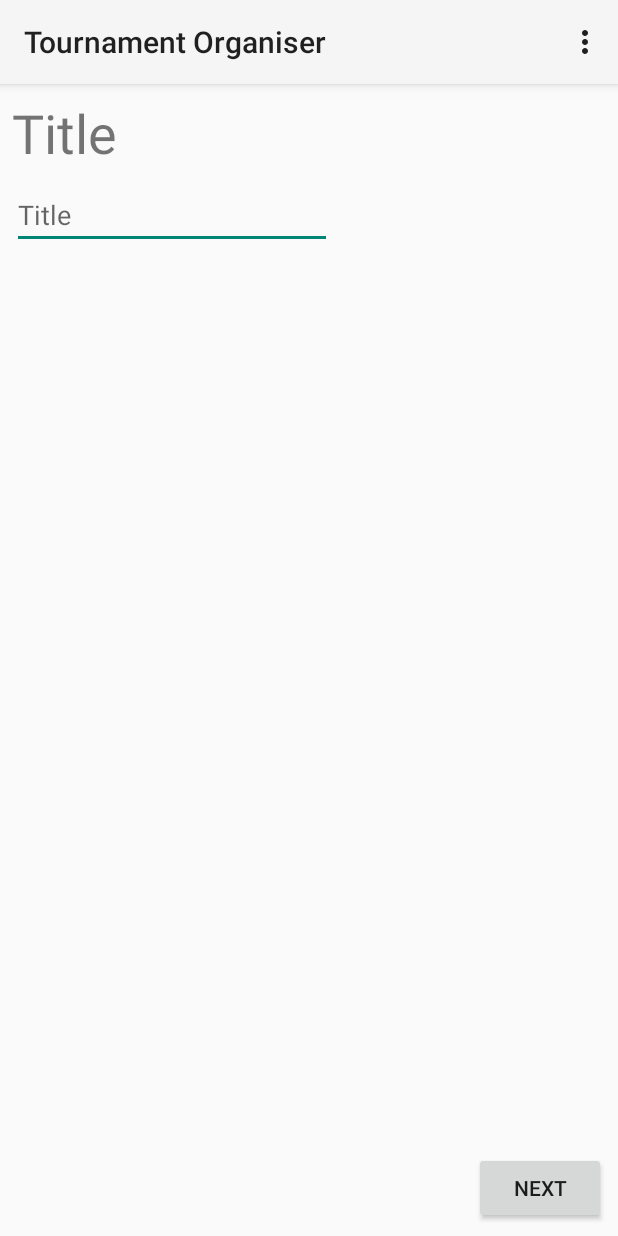
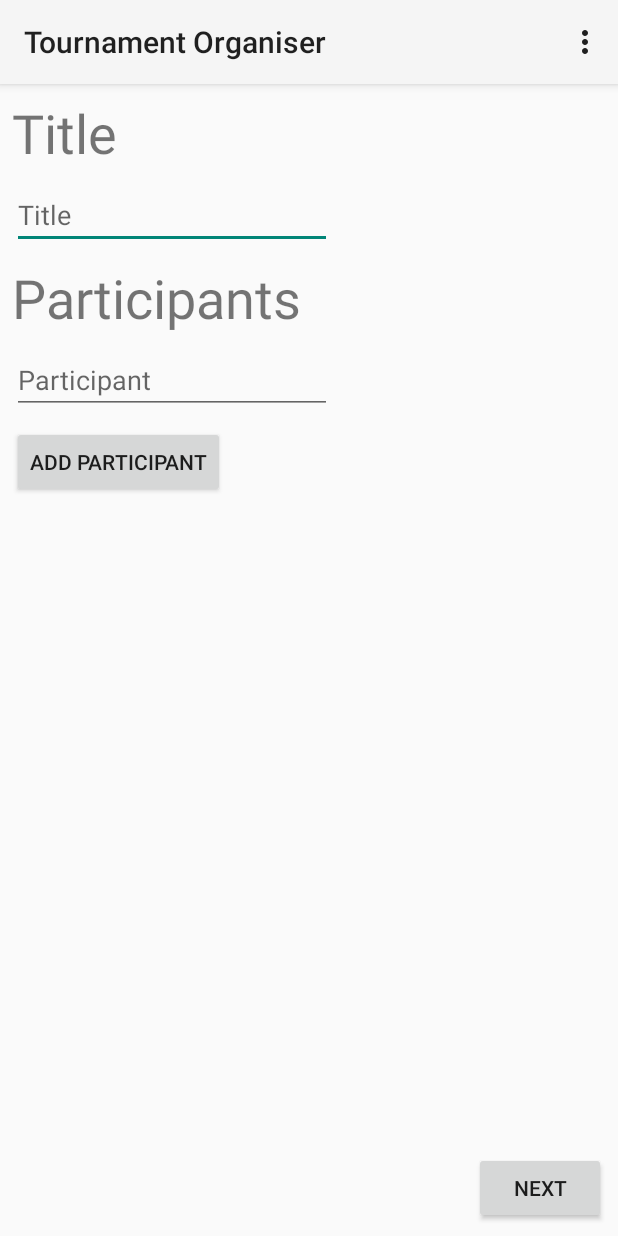
Before and after one commit to Phyrik/AndroidTournamentOrganiser, an Android app: the NewTournamentPart1 screen opened directly, with no data from a screen before it, on a phone screen of 412 x 824 dp. Run offline under Robolectric (Android 15) with nearby library versions, the light colour scheme and no system bars.

```diff
--- a/app/build.gradle
+++ b/app/build.gradle
@@ -30,4 +30,5 @@ dependencies {
     testImplementation 'junit:junit:4.12'
     androidTestImplementation 'com.android.support.test:runner:1.0.2'
     androidTestImplementation 'com.android.support.test.espresso:espresso-core:3.0.2'
+    implementation 'com.android.support:design:28.0.0'
 }
--- a/app/src/main/java/com/example/buchanan/tournamentorganiser/NewTournamentPart1.kt
+++ b/app/src/main/java/com/example/buchanan/tournamentorganiser/NewTournamentPart1.kt
@@ -1,15 +1,15 @@
 package com.example.buchanan.tournamentorganiser
 
-import android.content.Context
 import android.content.Intent
 import android.support.v7.app.AppCompatActivity
 import android.os.Bundle
 import android.view.Menu
 import android.view.MenuItem
+import android.view.View
 import android.widget.Button
 import android.widget.EditText
+import android.widget.LinearLayout
 import java.io.File
-import java.io.FileOutputStream
 
 class NewTournamentPart1 : AppCompatActivity() {
 
@@ -18,10 +18,9 @@ class NewTournamentPart1 : AppCompatActivity() {
         setContentView(R.layout.activity_new_tournament_part1)
         setSupportActionBar(findViewById(R.id.my_toolbar))
 
-        val titleEditText = findViewById<EditText>(R.id.editText)
-        val button2 = findViewById<Button>(R.id.nextButton)
-
-        button2.setOnClickListener {
+        val titleEditText = findViewById<EditText>(R.id.title_edittext)
+        val nextButton = findViewById<Button>(R.id.next_button)
+        nextButton.setOnClickListener {
             val titleString = titleEditText.text.toString()
             val intent = Intent(this, ViewTournament::class.java)
             val fileName = "title"
@@ -31,6 +30,17 @@ class NewTournamentPart1 : AppCompatActivity() {
             titleFile.appendText(titleString)
             intent.putExtra("title", titleString)
             startActivity(intent)
+        }
+
+        val participantLinearLayout = findViewById<LinearLayout>(R.id.participants_linearlayout)
+        val addParticipantButton = findViewById<Button>(R.id.add_participant_button)
+        var numberOfParticipants = 1
+        addParticipantButton.setOnClickListener {
+            numberOfParticipants++
+            val participantEditText = EditText(this)
+            participantEditText.hint = getString(R.string.participant)
+            participantEditText.id = View.generateViewId()
+            participantLinearLayout.addView(participantEditText)
         }
     }
 
--- a/app/src/main/res/layout/activity_new_tournament_part1.xml
+++ b/app/src/main/res/layout/activity_new_tournament_part1.xml
@@ -19,22 +19,69 @@
             android:text="@string/title"
             android:layout_width="wrap_content"
             android:layout_height="wrap_content"
-            android:id="@+id/textView" android:layout_marginTop="8dp"
+            android:id="@+id/title_textview" android:layout_marginTop="8dp"
             app:layout_constraintTop_toBottomOf="@+id/my_toolbar" app:layout_constraintStart_toStartOf="parent"
             android:layout_marginStart="8dp" android:textSize="36sp"/>
+
     <EditText
-            android:layout_width="wrap_content"
-            android:layout_height="wrap_content"
-            android:inputType="textPersonName"
-            android:ems="10"
-            android:id="@+id/editText" android:layout_marginTop="8dp"
-            app:layout_constraintTop_toBottomOf="@+id/textView" android:layout_marginStart="8dp"
-            app:layout_constraintStart_toStartOf="parent" android:textSize="18sp" android:hint="@string/title"
-            android:importantForAutofill="no" tools:targetApi="o"/>
+        android:id="@+id/title_edittext"
+        android:layout_width="wrap_content"
+        android:layout_height="wrap_content"
+        android:layout_marginTop="8dp"
+        android:ems="10"
+        android:hint="@string/title"
+        android:importantForAutofill="no"
+        android:inputType="text"
+        android:textSize="18sp"
+        app:layout_constraintStart_toStartOf="@+id/title_textview"
+        app:layout_constraintTop_toBottomOf="@+id/title_textview"
+        tools:targetApi="o" />
     <Button
             android:text="@string/next"
             android:layout_width="wrap_content"
             android:layout_height="wrap_content"
-            android:id="@+id/nextButton" app:layout_constraintEnd_toEndOf="parent" android:layout_marginEnd="8dp"
+            android:id="@+id/next_button" app:layout_constraintEnd_toEndOf="parent" android:layout_marginEnd="8dp"
             android:layout_marginBottom="8dp" app:layout_constraintBottom_toBottomOf="parent"/>
+
+    <TextView
+        android:id="@+id/participants_textview"
+        android:layout_width="wrap_content"
+        android:layout_height="wrap_content"
+        android:layout_marginStart="8dp"
+        android:layout_marginTop="8dp"
+        android:text="@string/participants"
+        android:textSize="36sp"
+        app:layout_constraintStart_toStartOf="parent"
+        app:layout_constraintTop_toBottomOf="@+id/title_edittext" />
+
+    <LinearLayout
+        android:id="@+id/participants_linearlayout"
+        android:layout_width="wrap_content"
+        android:layout_height="wrap_content"
+        android:layout_marginTop="8dp"
+        android:orientation="vertical"
+        app:layout_constraintStart_toStartOf="@+id/participants_textview"
+        app:layout_constraintTop_toBottomOf="@+id/participants_textview">
+
+        <EditText
+            android:id="@+id/participants_edittext_1"
+            android:layout_width="wrap_content"
+            android:layout_height="wrap_content"
+            android:ems="10"
+            android:hint="@string/participant"
+            android:importantForAutofill="no"
+            android:inputType="text"
+            android:textSize="18sp"
+            tools:targetApi="o" />
+    </LinearLayout>
+
+    <Button
+        android:id="@+id/add_participant_button"
+        android:layout_width="wrap_content"
+        android:layout_height="wrap_content"
+        android:layout_marginTop="8dp"
+        android:text="@string/add_participant"
+        app:layout_constraintStart_toStartOf="@+id/participants_linearlayout"
+        app:layout_constraintTop_toBottomOf="@+id/participants_linearlayout" />
+
 </android.support.constraint.ConstraintLayout>
--- a/app/src/main/res/layout/row_main.xml
+++ b/app/src/main/res/layout/row_main.xml
@@ -30,6 +30,7 @@
         android:layout_width="wrap_content"
         android:layout_height="wrap_content"
         android:layout_marginEnd="8dp"
+        android:layout_marginBottom="8dp"
         android:text="@string/view"
         app:layout_constraintBottom_toBottomOf="@+id/position_textview"
         app:layout_constraintEnd_toEndOf="parent"
--- a/app/src/main/res/values/strings.xml
+++ b/app/src/main/res/values/strings.xml
@@ -7,4 +7,8 @@
     <string name="view">View</string>
     <string name="name">Name</string>
     <string name="delete">Delete</string>
+    <string name="participants">Participants</string>
+    <string name="new_tournament">New Tournament</string>
+    <string name="participant">Participant</string>
+    <string name="add_participant">Add Participant</string>
 </resources>
```
Also changed, not shown: app/src/main/java/com/example/buchanan/tournamentorganiser/ViewTournament.kt (+18 -5 lines), app/src/main/res/layout/activity_main.xml (+9 -7 lines), app/src/main/res/layout/activity_view_tournament.xml (+14 -2 lines).
